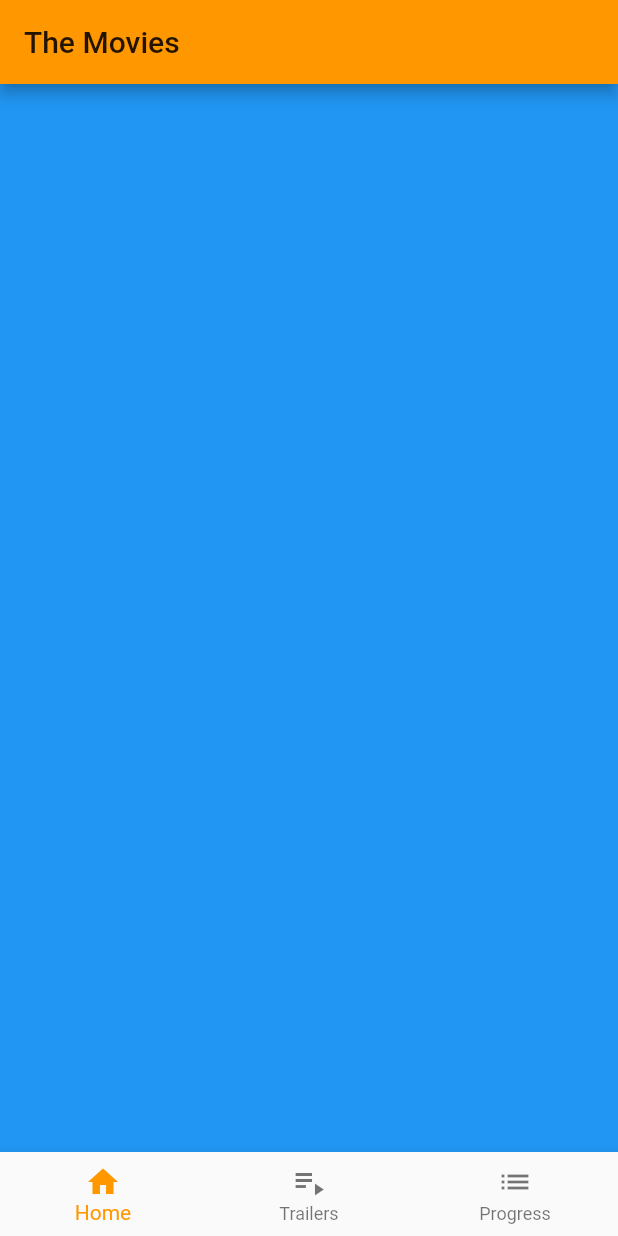
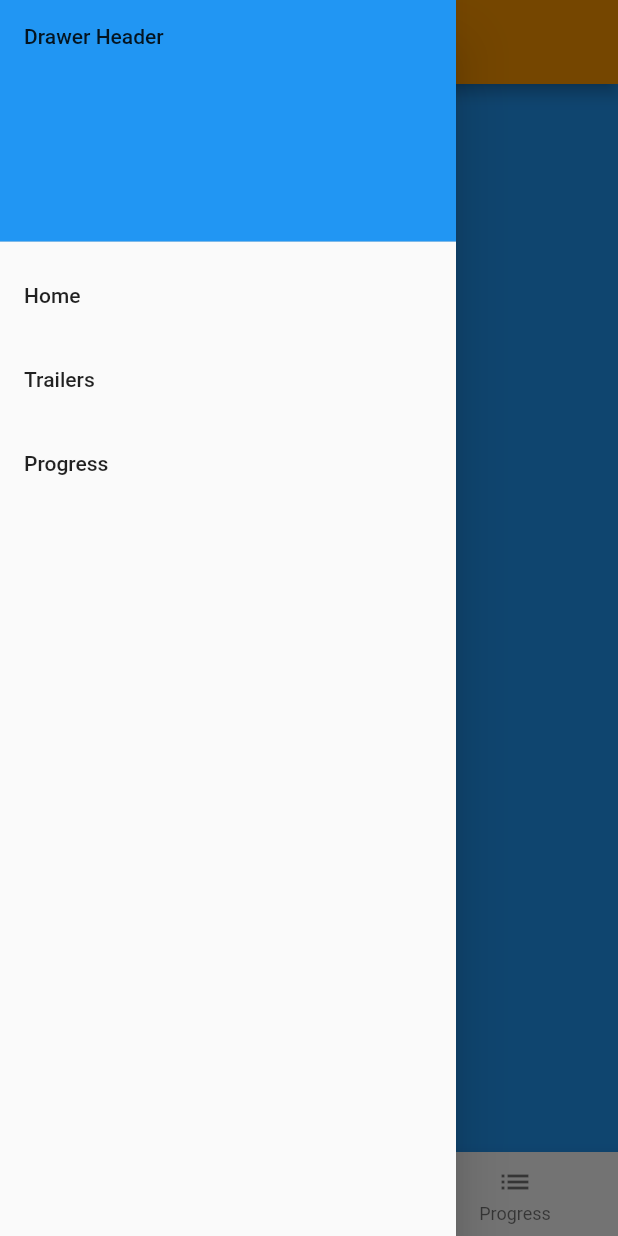
Before and after one commit to hoajb/the_movies_flut, a Flutter app: the screen it shows after launch, with the side drawer open (before the commit the screen has no drawer), on a phone screen of 412 x 824 dp. Run offline on Flutter 3.47's test engine with Material 2 defaults, Android fonts, the phone set to English and light mode, and no system bars.

Commit message:
add drawer

```diff
--- a/lib/page/mainpage.dart
+++ b/lib/page/mainpage.dart
@@ -51,7 +51,42 @@ class _MainPageState extends State<MainPage> {
                 icon: Icon(Icons.list),
                 backgroundColor: Colors.white10,
                 title: Text("Progress")),
-            ]));
+          ]),
+      drawer: Drawer(
+        child: ListView(
+          padding: EdgeInsets.zero,
+          children: <Widget>[
+            DrawerHeader(
+              child: Text('Drawer Header'),
+              decoration: BoxDecoration(
+                color: Colors.blue,
+              ),
+            ),
+            ListTile(
+              title: Text('Home'),
+              onTap: () {
+                _onBottomNavigationBarTap(0);
+                Navigator.pop(context);
+              },
+            ),
+            ListTile(
+              title: Text('Trailers'),
+              onTap: () {
+                _onBottomNavigationBarTap(1);
+                Navigator.pop(context);
+              },
+            ),
+            ListTile(
+              title: Text('Progress'),
+              onTap: () {
+                _onBottomNavigationBarTap(2);
+                Navigator.pop(context);
+              },
+            ),
+          ],
+        ),
+      ),
+    );
   }
 
   void _onBottomNavigationBarTap(int page) {
```
Lines whose indentation alone changed are shown as unchanged.
